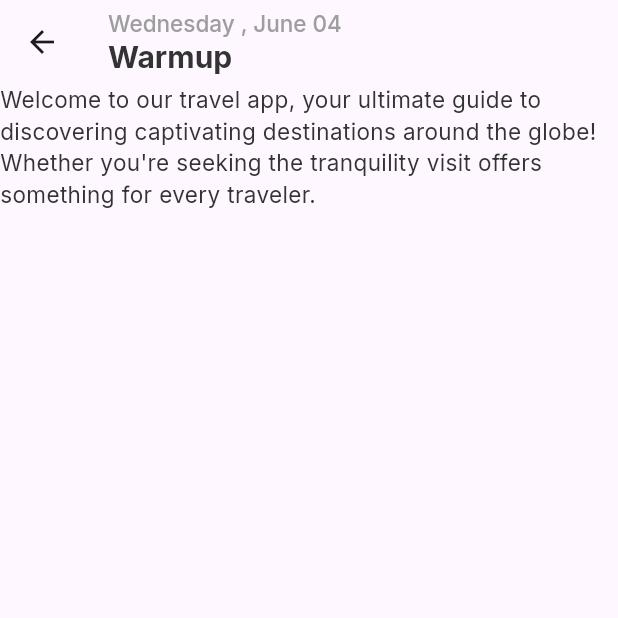
After one commit to WmIsuru2001/Workout-Planner-, a Flutter app: the screen it shows after launch, after a tap on "Warmup", on a phone screen of 412 x 824 dp, the top half of it. The commit adds this screen. Run offline on Flutter 3.47's test engine with Material 3 defaults, Android fonts, the phone set to English and light mode, and no system bars; our stand-ins replace google_fonts.

Commit message:
warmup page

```diff
--- /dev/null
+++ b/lib/pages/exercise_detailes.dart
@@ -0,0 +1,69 @@
+import 'package:flutter/material.dart';
+import 'package:intl/intl.dart';
+import 'package:workout_planner/constants/colors.dart';
+import 'package:workout_planner/models/exercise_models.dart';
+
+class ExerciseDetailes extends StatefulWidget {
+  final String exerciseTitle;
+  final String exerciseDescription;
+  final List<Exercise> exerciseList;
+  const ExerciseDetailes(
+      {super.key,
+      required this.exerciseTitle,
+      required this.exerciseDescription,
+      required this.exerciseList});
+
+  @override
+  State<ExerciseDetailes> createState() => _ExerciseDetailesState();
+}
+
+class _ExerciseDetailesState extends State<ExerciseDetailes> {
+  //date formatters
+  final DateFormat formetter = DateFormat('EEEE , MMMM');
+  final DateFormat dayFormat = DateFormat('dd');
+  @override
+  Widget build(BuildContext context) {
+    DateTime now = DateTime.now();
+    String formattedDate = formetter.format(now);
+    String formatterDay = dayFormat.format(now);
+    return Scaffold(
+      appBar: AppBar(
+        title: Column(
+          crossAxisAlignment: CrossAxisAlignment.start,
+          children: [
+            Text(
+              "$formattedDate $formatterDay",
+              style: const TextStyle(
+                fontSize: 15,
+                fontWeight: FontWeight.w500,
+                color: kSubtitleColor,
+              ),
+            ),
+            Text(
+              widget.exerciseTitle,
+              style: const TextStyle(
+                fontSize: 20,
+                fontWeight: FontWeight.w700,
+                color: kMainBlackColor,
+              ),
+            ),
+          ],
+        ),
+      ),
+      body: SingleChildScrollView(
+        child: Column(
+          children: [
+            Text(
+              widget.exerciseDescription,
+              style: const TextStyle(
+                fontSize: 15,
+                fontWeight: FontWeight.w400,
+                color: kMainBlackColor,
+              ),
+            ),
+          ],
+        ),
+      ),
+    );
+  }
+}
--- a/lib/pages/home_page.dart
+++ b/lib/pages/home_page.dart
@@ -1,7 +1,10 @@
 import 'package:flutter/material.dart';
 import 'package:intl/intl.dart';
 import 'package:workout_planner/constants/colors.dart';
+import 'package:workout_planner/data/equipment_data.dart';
+import 'package:workout_planner/data/exercise_data.dart';
 import 'package:workout_planner/data/user_data.dart';
+import 'package:workout_planner/pages/exercise_detailes.dart';
 import 'package:workout_planner/widgets/exercise_card.dart';
 import 'package:workout_planner/widgets/progress_card.dart';
 
@@ -19,6 +22,10 @@
 
   //usre data
   final userData = user;
+
+  //exercise and equipment
+  final exerciseList = ExerciesData().exerciseList;
+  final equipmentList = EquipmentData().equipmentList;
 
   @override
   Widget build(BuildContext context) {
@@ -70,15 +77,31 @@
                 const SizedBox(
                   height: 10,
                 ),
-                const Row(
+                Row(
                   mainAxisAlignment: MainAxisAlignment.spaceBetween,
                   children: [
-                    ExerciseCard(
-                      title: "Warmup",
-                      imageUrl: "assets/images/exercises/treadmill_2382679.png",
-                      description: "see more",
+                    GestureDetector(
+                      onTap: () {
+                        Navigator.push(
+                          context,
+                          MaterialPageRoute(
+                            builder: (context) => ExerciseDetailes(
+                              exerciseTitle: "Warmup",
+                              exerciseDescription:
+                                  "Welcome to our travel app, your ultimate guide to discovering captivating destinations around the globe! Whether you're seeking the tranquility visit offers something for every traveler.",
+                              exerciseList: exerciseList,
+                            ),
+                          ),
+                        );
+                      },
+                      child: const ExerciseCard(
+                        title: "Warmup",
+                        imageUrl:
+                            "assets/images/exercises/treadmill_2382679.png",
+                        description: "see more",
+                      ),
                     ),
-                    ExerciseCard(
+                    const ExerciseCard(
                       title: "Equipment ",
                       imageUrl:
                           "assets/images/equipments/bench-press_7922198.png",
```
